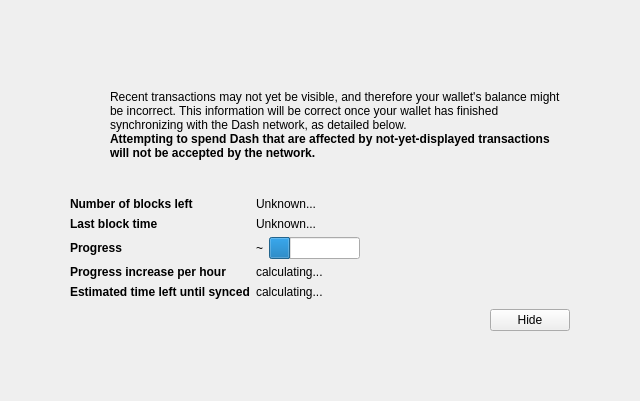
The window that src/qt/forms/modaloverlay.ui (Mythicaler/Smartcoin-core) describes before a commit, drawn with Qt 5.
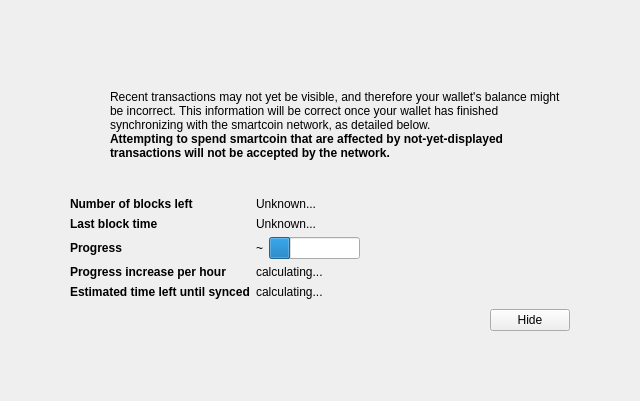
The same window after the commit. Icons and pictures are not drawn. Custom widgets are drawn as their Qt base class.

The edit to the form file:
```diff
--- a/src/qt/forms/modaloverlay.ui
+++ b/src/qt/forms/modaloverlay.ui
@@ -128,7 +128,7 @@
              <item>
               <widget class="QLabel" name="infoText">
                <property name="text">
-                <string>Recent transactions may not yet be visible, and therefore your wallet's balance might be incorrect. This information will be correct once your wallet has finished synchronizing with the Dash network, as detailed below.</string>
+                <string>Recent transactions may not yet be visible, and therefore your wallet's balance might be incorrect. This information will be correct once your wallet has finished synchronizing with the smartcoin network, as detailed below.</string>
                </property>
                <property name="textFormat">
                 <enum>Qt::RichText</enum>
@@ -147,7 +147,7 @@
                 </font>
                </property>
                <property name="text">
-                <string>Attempting to spend Dash that are affected by not-yet-displayed transactions will not be accepted by the network.</string>
+                <string>Attempting to spend smartcoin that are affected by not-yet-displayed transactions will not be accepted by the network.</string>
                </property>
                <property name="textFormat">
                 <enum>Qt::RichText</enum>
```
